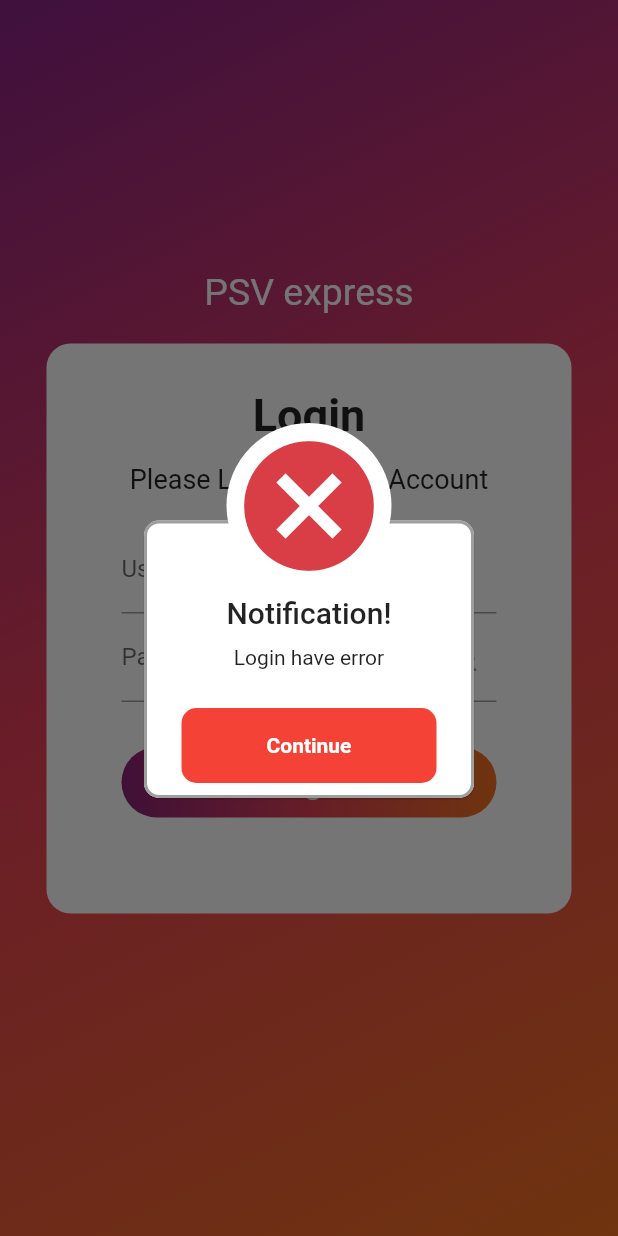
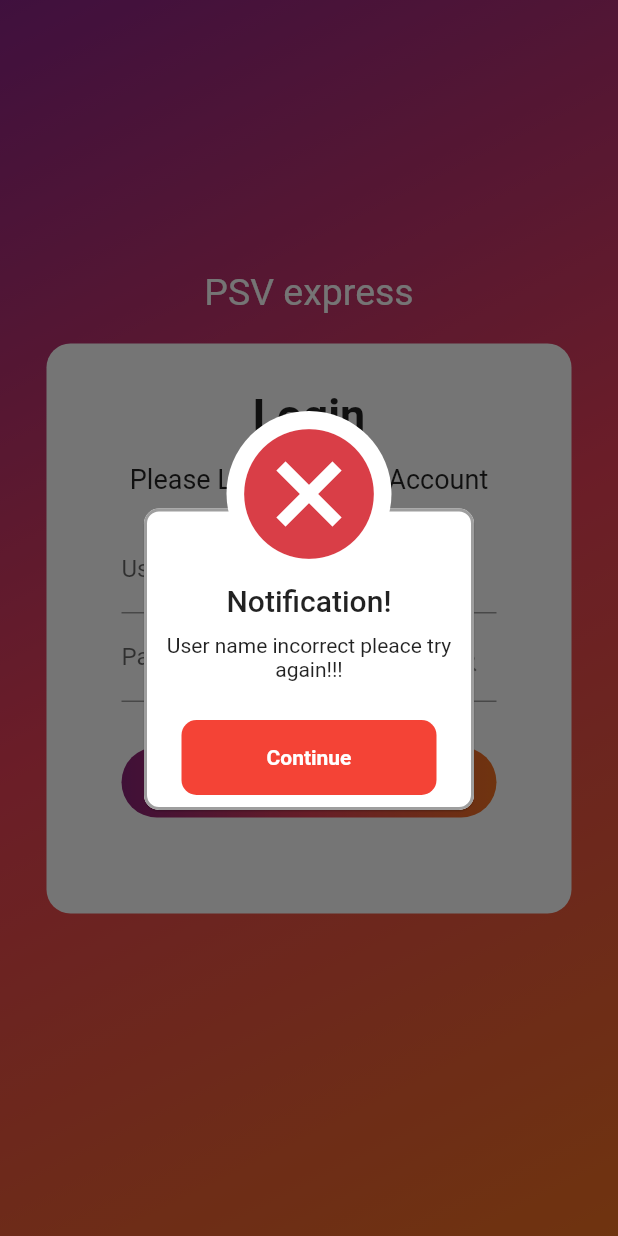
Before and after one commit to johnvkh/psvexpress, a Flutter app: the screen it shows after launch, after a tap on "Login", on a phone screen of 412 x 824 dp. Run offline on Flutter 3.47's test engine with Material 2 defaults, Android fonts, the phone set to English and light mode, and no system bars; our stand-ins replace awesome_dialog, data_table_2, fl_chart, flutter_svg, font_awesome_flutter, google_fonts.

Commit message:
version 0.2

```diff
--- a/lib/screens/Authen/Login.dart
+++ b/lib/screens/Authen/Login.dart
@@ -126,13 +126,12 @@ class _LoginState extends State<Login> {
                           print("userName=${userName},  password=${password}");
                           if (userName.isEmpty || userName == "") {
                             DialogFail(
-                                context, "Notification!", "Login have error");
+                                context, "Notification!", "User name incorrect pleace try again!!!");
                           } else if (password.isEmpty || password == "") {
                             DialogFail(
-                                context, "Notification!", "Login have error");
+                                context, "Notification!", "Password incorrect pleace try again!!!");
                           } else {
-                            DialogSucessfull(
-                                context, "Notification!", "Login have sucessfull");
+
                           }
                         },
                         child: Container(
--- a/lib/utility/DialogPopup.dart
+++ b/lib/utility/DialogPopup.dart
@@ -22,8 +22,6 @@ Future<Null> DialogSucessfull(
   );
 }
 
-
-
 Future<Null> DialogFail(
     BuildContext context, String title, String message) async {
   AwesomeDialog(
@@ -42,7 +40,7 @@ Future<Null> DialogFail(
           title: title,
           desc: message,
           btnOkOnPress: () {
-            Navigator.pop(context);
+            //Navigator.pop(context);
           },
           btnOkColor: Colors.red,
           btnOkText: "Continue")
--- a/pubspec.yaml
+++ b/pubspec.yaml
@@ -41,6 +41,7 @@ dependencies:
   data_table_2: ^2.0.3
   font_awesome_flutter: ^10.1.0
   awesome_dialog: ^2.2.0
+  dio: ^4.0.6
 
 dev_dependencies:
   flutter_test:
```
Also changed, not shown: pubspec.lock, 1 other file.
